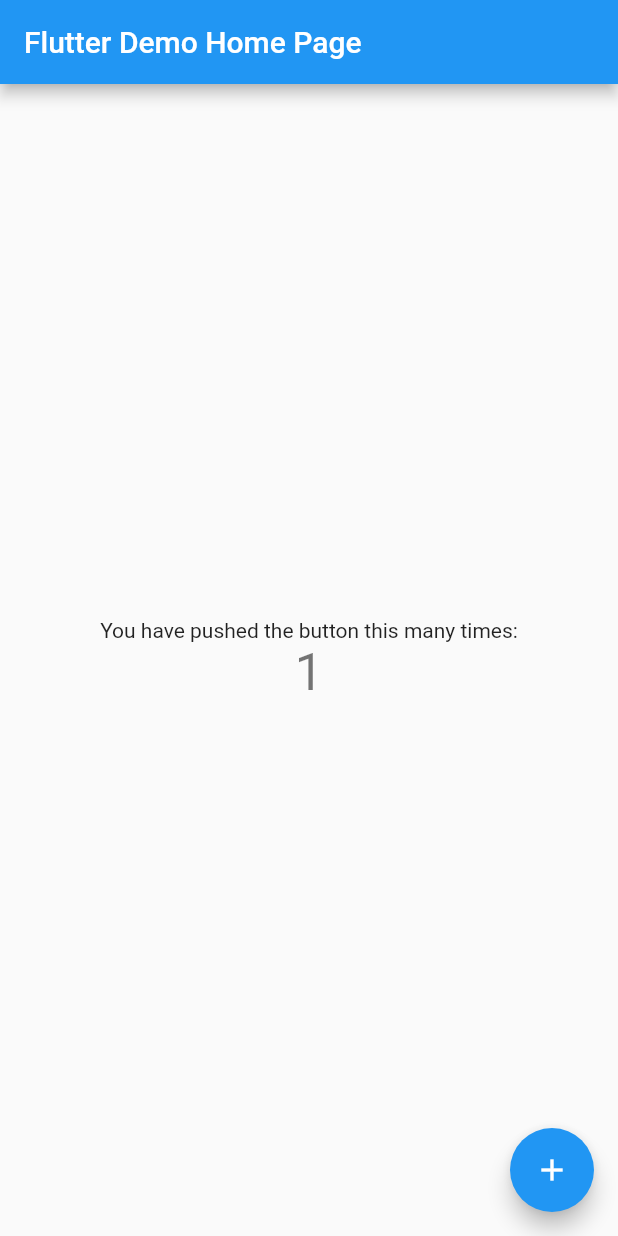
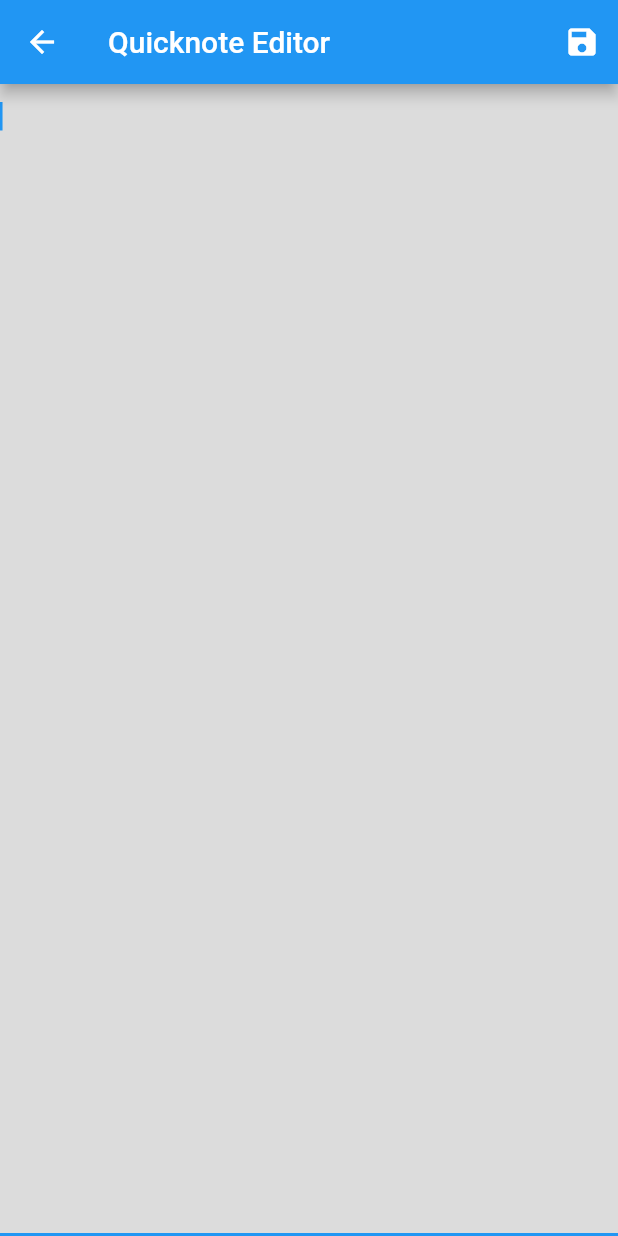
Before and after one commit to huhehuhehu/propertodolist, a Flutter app: the screen it shows after launch, after a tap on the "add" icon, on a phone screen of 412 x 824 dp. Run offline on Flutter 3.47's test engine with Material 2 defaults, Android fonts, the phone set to English and light mode, and no system bars; our stand-ins replace sqflite; accounts and stored records are empty.

Commit message:
storage working

```diff
--- /dev/null
+++ b/lib/database.dart
@@ -0,0 +1,39 @@
+import 'dart:async';
+import 'dart:io';
+import 'constants.dart';
+
+import 'package:path/path.dart';
+import 'package:path_provider/path_provider.dart';
+import 'package:sqflite/sqflite.dart';
+
+final todoTABLE = 'Todo';
+class DatabaseProvider {
+  static final DatabaseProvider dbProvider = DatabaseProvider();
+
+  Database _database;
+
+  Future<Database> get database async {
+    if (_database != null) return _database;
+    _database = await createDatabase();
+    return _database;
+  }
+
+  createDatabase() async {
+    Directory documentsDirectory = await getApplicationDocumentsDirectory();
+    //"ReactiveTodo.db is our database instance name
+    String path = join(documentsDirectory.path, "ReactiveTodo.db");
+
+    var database = await openDatabase(path,
+        version: 1, onCreate: initDB, onUpgrade: onUpgrade);
+    return database;
+  }
+
+  //This is optional, and only used for changing DB schema migrations
+  void onUpgrade(Database database, int oldVersion, int newVersion) {
+    if (newVersion > oldVersion) {}
+  }
+
+  void initDB(Database database, int version) async {
+    await database.execute("CREATE TABLE $tableName($Column_id INTEGER PRIMARY KEY AUTOINCREMENT, $Column_name TEXT)");
+  }
+}
--- /dev/null
+++ b/lib/editor.dart
@@ -0,0 +1,53 @@
+import 'package:flutter/cupertino.dart';
+import 'package:flutter/material.dart';
+import 'quick_note_bloc.dart';
+import 'quick_note.dart';
+
+import 'constants.dart';
+
+
+class editor extends StatelessWidget{
+  QuicknoteBloc quicknoteBloc;
+
+  editor(this.quicknoteBloc);
+
+  static final textController = TextEditingController();
+
+  TextField tf = TextField(
+    maxLines: 99999,
+    autofocus: true,
+    controller: textController,
+  );
+
+
+  @override
+  Widget build(BuildContext context) {
+    return WillPopScope(
+      onWillPop: () async {
+        textController.clear();
+        return true;
+      },
+      child: Scaffold(
+        appBar: AppBar(
+          title:Text("Quicknote Editor"),
+          actions: [
+            IconButton(
+              icon: Icon(Icons.save),
+              onPressed:(){
+                quicknoteBloc.addQuicknote(Quicknote(content: textController.text));
+                textController.clear();
+                Navigator.pop(context);
+              },
+            )
+          ],
+        ),
+        body: Container(
+          color: Colors.black12,
+          height: double.infinity,
+          child: tf,
+        ),
+        resizeToAvoidBottomPadding: true,
+      ),
+    );
+  }
+}
--- /dev/null
+++ b/lib/homepage.dart
@@ -0,0 +1,58 @@
+import 'package:flutter/cupertino.dart';
+import 'package:flutter/material.dart';
+import 'package:propertodolist/list_tab.dart';
+
+import 'constants.dart';
+import 'other_tab.dart';
+
+class HomePage extends StatefulWidget{
+  @override
+  State<StatefulWidget> createState() => _HomeState();
+
+}
+
+class _HomeState extends State<HomePage>{
+
+  int _currentIndex = 0;
+  ListTab _listTab = new ListTab();
+
+  void onTabTapped(int index) {
+    setState(() {
+      _currentIndex = index;
+    });
+  }
+
+  @override
+  Widget build(BuildContext context) {
+    return Scaffold(
+      appBar: AppBar(
+        backgroundColor: mainColor,
+        // Here we take the value from the MyHomePage object that was created by
+        // the App.build method, and use it to set our appbar title.
+        title: Text('DoBeDoBeDo'),
+      ),
+      body: SafeArea(
+        right: false,
+        child: IndexedStack(
+          index: _currentIndex,
+          children: [_listTab,otherTab()],
+        ),
+      ),
+      bottomNavigationBar: BottomNavigationBar(
+        backgroundColor: mainColor,
+        selectedItemColor: selectedColor,
+        unselectedItemColor: unselectedColor,
+        onTap: onTabTapped,
+        currentIndex: _currentIndex,
+        items: tabItem,
+      ),
+    );
+  }
+
+  @override
+  void dispose() {
+    super.dispose();
+    _listTab.dispose();
+  }
+
+}
--- /dev/null
+++ b/lib/list_tab.dart
@@ -0,0 +1,86 @@
+import 'package:flutter/cupertino.dart';
+import 'package:flutter/material.dart';
+import 'package:propertodolist/constants.dart';
+import 'package:propertodolist/quick_note.dart';
+import 'package:propertodolist/quick_note_bloc.dart';
+
+import 'editor.dart';
+
+class ListTab extends StatelessWidget{
+  final quicknoteBloc = QuicknoteBloc();
+
+  @override
+  Widget build(BuildContext context) {
+    return Scaffold(
+      appBar: null,
+      body: _showlist(),
+      floatingActionButton: FloatingActionButton(
+        child: Icon(Icons.add),
+        onPressed:() {
+          Navigator.push(
+            context,
+            MaterialPageRoute(builder: (context) => editor(quicknoteBloc)),
+          );
+        },
+      ),
+    );
+  }
+  Widget _showlist(){
+    return StreamBuilder(
+      stream: quicknoteBloc.quicknotes,
+      builder: (BuildContext context, AsyncSnapshot<List<Quicknote>> snapshot) {
+        if(snapshot.hasData == false) return Center(child: Text('BLAH'),);
+        return snapshot.data.length >= 1 ?
+        ListView.builder(
+          itemCount: snapshot.data.length,
+          itemBuilder: (context, index){
+            Quicknote q = snapshot.data[index];
+            return Dismissible(
+              key: new ObjectKey(q),
+              background: Container(
+                child: Padding(
+                  padding: EdgeInsets.only(left: 10),
+                  child: Align(
+                    alignment: Alignment.centerLeft,
+                    child: Icon(Icons.delete),
+                  ),
+                ),
+                color: Colors.redAccent,
+              ),
+              secondaryBackground: Container(
+                color: mainColor,
+                child: Align(
+                  alignment: Alignment.centerRight,
+                  child: Text(
+                    "Wrong Direction",
+                    style:
+                      TextStyle(
+                        color:Colors.white,
+                      )
+                  ),
+                )
+              ),
+              dismissThresholds: {
+                DismissDirection.startToEnd: .6,
+                DismissDirection.endToStart: 1.00,
+              },
+              onDismissed: (direction) {
+                if (direction == DismissDirection.startToEnd) {
+                  quicknoteBloc.deleteQuicknote(q.id);
+                };
+              },
+              child: ListTile(
+                title: Text(snapshot.data[index].getTitle()),
+              ),
+            );
+          },
+        ) : Center(child: Text('EMPTY'),);
+      },
+    );
+  }
+
+  dispose(){
+    quicknoteBloc.dispose();
+  }
+
+}
--- a/lib/main.dart
+++ b/lib/main.dart
@@ -1,117 +1,21 @@
 import 'package:flutter/material.dart';
+
+import 'homepage.dart';
 
 void main() {
   runApp(MyApp());
 }
 
 class MyApp extends StatelessWidget {
-  // This widget is the root of your application.
   @override
   Widget build(BuildContext context) {
     return MaterialApp(
       title: 'Flutter Demo',
       theme: ThemeData(
-        // This is the theme of your application.
-        //
-        // Try running your application with "flutter run". You'll see the
-        // application has a blue toolbar. Then, without quitting the app, try
-        // changing the primarySwatch below to Colors.green and then invoke
-        // "hot reload" (press "r" in the console where you ran "flutter run",
-        // or simply save your changes to "hot reload" in a Flutter IDE).
-        // Notice that the counter didn't reset back to zero; the application
-        // is not restarted.
         primarySwatch: Colors.blue,
-        // This makes the visual density adapt to the platform that you run
-        // the app on. For desktop platforms, the controls will be smaller and
-        // closer together (more dense) than on mobile platforms.
         visualDensity: VisualDensity.adaptivePlatformDensity,
       ),
-      home: MyHomePage(title: 'Flutter Demo Home Page'),
+      home: HomePage(),
     );
   }
 }
-
-class MyHomePage extends StatefulWidget {
-  MyHomePage({Key key, this.title}) : super(key: key);
-
-  // This widget is the home page of your application. It is stateful, meaning
-  // that it has a State object (defined below) that contains fields that affect
-  // how it looks.
-
-  // This class is the configuration for the state. It holds the values (in this
-  // case the title) provided by the parent (in this case the App widget) and
-  // used by the build method of the State. Fields in a Widget subclass are
-  // always marked "final".
-
-  final String title;
-
-  @override
-  _MyHomePageState createState() => _MyHomePageState();
-}
-
-class _MyHomePageState extends State<MyHomePage> {
-  int _counter = 0;
-
-  void _incrementCounter() {
-    setState(() {
-      // This call to setState tells the Flutter framework that something has
-      // changed in this State, which causes it to rerun the build method below
-      // so that the display can reflect the updated values. If we changed
-      // _counter without calling setState(), then the build method would not be
-      // called again, and so nothing would appear to happen.
-      _counter++;
-    });
-  }
-
-  @override
-  Widget build(BuildContext context) {
-    // This method is rerun every time setState is called, for instance as done
-    // by the _incrementCounter method above.
-    //
-    // The Flutter framework has been optimized to make rerunning build methods
-    // fast, so that you can just rebuild anything that needs updating rather
-    // than having to individually change instances of widgets.
-    return Scaffold(
-      appBar: AppBar(
-        // Here we take the value from the MyHomePage object that was created by
-        // the App.build method, and use it to set our appbar title.
-        title: Text(widget.title),
-      ),
-      body: Center(
-        // Center is a layout widget. It takes a single child and positions it
-        // in the middle of the parent.
-        child: Column(
-          // Column is also a layout widget. It takes a list of children and
-          // arranges them vertically. By default, it sizes itself to fit its
-          // children horizontally, and tries to be as tall as its parent.
-          //
-          // Invoke "debug painting" (press "p" in the console, choose the
-          // "Toggle Debug Paint" action from the Flutter Inspector in Android
-          // Studio, or the "Toggle Debug Paint" command in Visual Studio Code)
-          // to see the wireframe for each widget.
-          //
-          // Column has various properties to control how it sizes itself and
-          // how it positions its children. Here we use mainAxisAlignment to
-          // center the children vertically; the main axis here is the vertical
-          // axis because Columns are vertical (the cross axis would be
-          // horizontal).
-          mainAxisAlignment: MainAxisAlignment.center,
-          children: <Widget>[
-            Text(
-              'You have pushed the button this many times:',
-            ),
-            Text(
-              '$_counter',
-              style: Theme.of(context).textTheme.headline4,
-            ),
-          ],
-        ),
-      ),
-      floatingActionButton: FloatingActionButton(
-        onPressed: _incrementCounter,
-        tooltip: 'Increment',
-        child: Icon(Icons.add),
-      ), // This trailing comma makes auto-formatting nicer for build methods.
-    );
-  }
-}
--- /dev/null
+++ b/lib/other_tab.dart
@@ -0,0 +1,12 @@
+import 'package:flutter/cupertino.dart';
+import 'package:flutter/material.dart';
+
+class otherTab extends StatelessWidget{
+  @override
+  Widget build(BuildContext context) {
+    return Scaffold(
+      appBar: null,
+      body: Text("Nope", style: TextStyle(fontSize: 99),),
+    );
+  }
+}
--- /dev/null
+++ b/lib/quick_note.dart
@@ -0,0 +1,19 @@
+import 'constants.dart';
+
+class Quicknote{
+  String content;
+  int id;
+  String title;
+
+  Quicknote({this.content, this.id});
+
+  String getTitle(){
+    return ls.convert(content)[0];
+  }
+
+  Map<String, dynamic> toMap(){
+    return {
+      Column_name : this.content
+    };
+  }
+}
--- /dev/null
+++ b/lib/quick_note_bloc.dart
@@ -0,0 +1,40 @@
+import 'dart:async';
+
+import 'quick_note.dart';
+import 'quick_note_repository.dart';
+
+class QuicknoteBloc {
+  final _quicknoteRepository = QuicknoteRepository();
+
+  final _quicknoteController = StreamController<List<Quicknote>>.broadcast();
+
+  get quicknotes => _quicknoteController.stream;
+
+  QuicknoteBloc() {
+    getQuicknotes();
+  }
+
+  getQuicknotes() async{
+    _quicknoteController.sink.add(await _quicknoteRepository.getAllQuicknotes());
+  }
+
+  addQuicknote(Quicknote q) async{
+    await _quicknoteRepository.insertQuicknote(q);
+    getQuicknotes();
+  }
+
+  deleteQuicknote(int id) async{
+    await _quicknoteRepository.deleteQuicknote(id);
+    getQuicknotes();
+  }
+
+  editQuicknote(int id, String s) async{
+    await _quicknoteRepository.editQuicknote(id, s);
+    getQuicknotes();
+  }
+
+  dispose(){
+    _quicknoteController.close();
+  }
+
+}
--- /dev/null
+++ b/lib/quick_note_dao.dart
@@ -0,0 +1,44 @@
+import 'dart:async';
+
+import 'package:path/path.dart';
+import 'package:sqflite/sqflite.dart';
+import 'database.dart';
+import 'quick_note.dart';
+import 'constants.dart';
+
+class QuicknotesDao{
+  final dbProvider = DatabaseProvider.dbProvider;
+
+
+  Future<void> insertQuicknote(Quicknote q) async{
+    final db = await dbProvider.database;
+    db.insert(tableName, q.toMap(), conflictAlgorithm: ConflictAlgorithm.replace);
+  }
+
+  Future<List<Quicknote>> getAllQuicknotes() async{
+    final db = await dbProvider.database;
+    final List<Map<String, dynamic>> data = await db.query(tableName);
+
+    List<Quicknote> q = [];
+    if(data.length == 0) return q;
+
+    for(int i = 0; i < data.length; i++) {
+      q.add(Quicknote(content: data[i][Column_name], id: data[i][Column_id]));
+    }
+    return q;
+  }
+
+  Future<void> deleteQuicknote(int id) async{
+    final db = await dbProvider.database;
+    var dodo = await db;
+    await dodo.rawDelete('DELETE FROM $tableName WHERE $Column_id = $id');
+
+  }
+
+  Future<void> editQuicknote(int index, String s) async{
+    final db = await dbProvider.database;
+    var res = await db.update(tableName, Quicknote(content: s, id: index).toMap(),
+        where: "id = ?", whereArgs: [index]);
+    return res;
+  }
+}
--- /dev/null
+++ b/lib/quick_note_repository.dart
@@ -0,0 +1,15 @@
+import 'quick_note.dart';
+import 'quick_note_dao.dart';
+
+class QuicknoteRepository {
+  final qDao = QuicknotesDao();
+
+  Future getAllQuicknotes() => qDao.getAllQuicknotes();
+
+  Future insertQuicknote(Quicknote q) => qDao.insertQuicknote(q);
+
+  Future editQuicknote(int id, String s) => qDao.editQuicknote(id, s);
+
+  Future deleteQuicknote(int id) => qDao.deleteQuicknote(id);
+
+}
--- a/pubspec.yaml
+++ b/pubspec.yaml
@@ -21,8 +21,11 @@ environment:
   sdk: ">=2.7.0 <3.0.0"
 
 dependencies:
+  sqflite: ^1.3.0
+  path_provider: ^1.6.14
   flutter:
     sdk: flutter
+
 
 
   # The following adds the Cupertino Icons font to your application.
```
Also changed, not shown: lib/constants.dart (added, +25 -0 lines), pubspec.lock.
